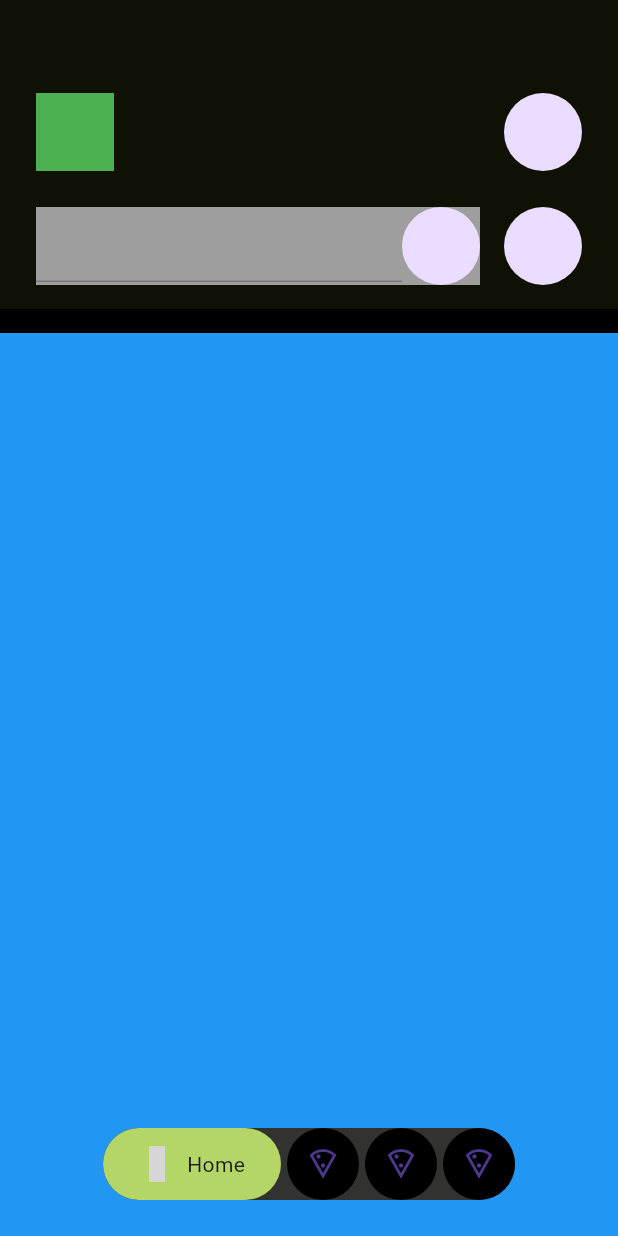
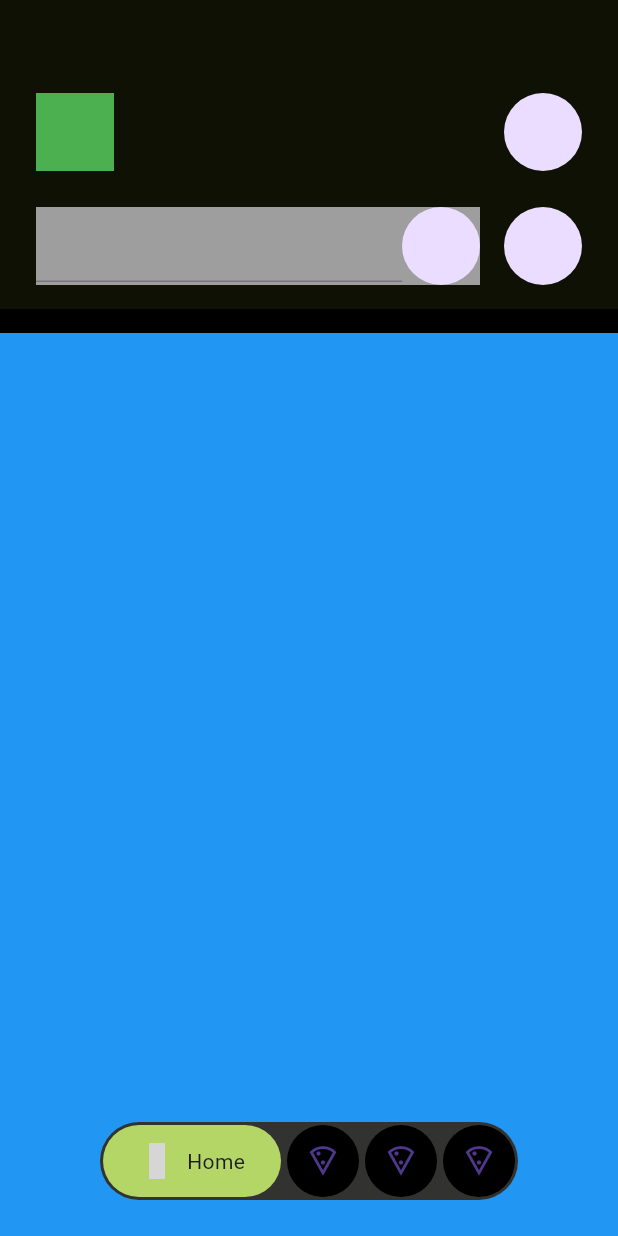
Before and after one commit to JAICHANGPARK/flutter_notebook_chapter_43, a Flutter app: the FoodOrderMainPage screen opened directly, on a phone screen of 412 x 824 dp. Run offline on Flutter 3.47's test engine with Material 3 defaults, Android fonts, the phone set to English and light mode, and no system bars; our stand-ins replace gap, hugeicons, percent_indicator; grey boxes are pictures that could not be loaded.

Commit message:
Update food_order_main_page.dart

```diff
--- a/lib/ep2393_food_order_app/ui/food_order_main_page.dart
+++ b/lib/ep2393_food_order_app/ui/food_order_main_page.dart
@@ -89,6 +89,7 @@ class _FoodOrderMainPageState extends State<FoodOrderMainPage> {
                         shape: StadiumBorder(),
                         color: Color.fromRGBO(50, 50, 48, 1),
                       ),
+                      padding: EdgeInsets.all(2),
                       child: Row(
                         mainAxisSize: MainAxisSize.min,
                         mainAxisAlignment: MainAxisAlignment.center,
```
